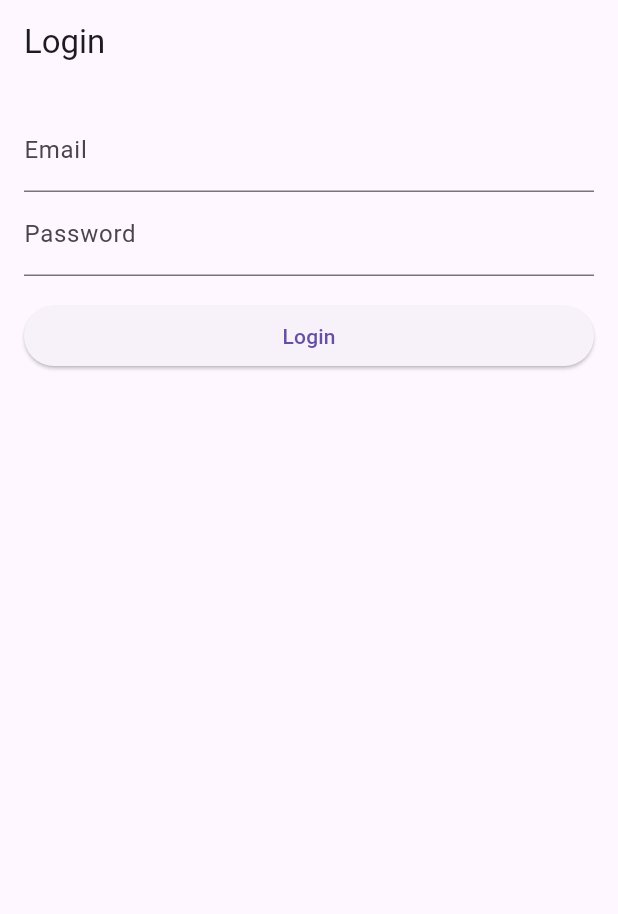
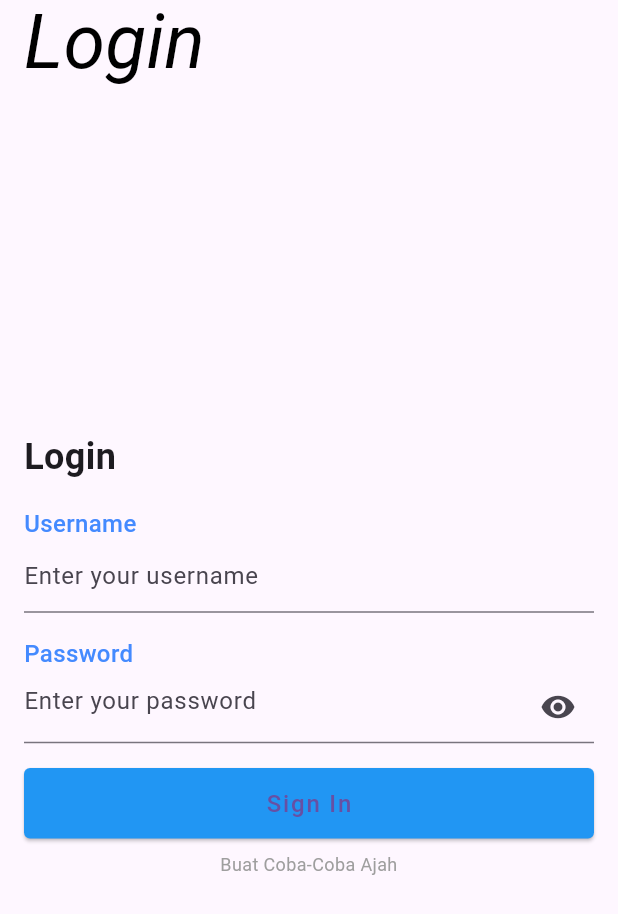
Before and after one commit to Farhan160200/coba_testing_flutter, a Flutter app: the screen it shows after launch, on a phone screen of 412 x 824 dp. Shown: the top 914 px of the screen. Run offline on Flutter 3.47's test engine with Material 3 defaults, Android fonts, the light colour scheme and no system bars; our stand-ins replace youtube_player_flutter; accounts and stored records are empty.

Commit message:
penambahan fitur login namun masih dalam akunFragment serta loading image.

```diff
--- a/lib/akun_fragment.dart
+++ b/lib/akun_fragment.dart
@@ -1,10 +1,15 @@
 import 'package:coba_testing_flutter/user_provider.dart';
 import 'package:flutter/material.dart';
 import 'package:provider/provider.dart';
+import 'movie_page.dart'; // Import MoviePage
 
 class AkunFragment extends StatefulWidget {
   @override
   _AkunFragmentState createState() => _AkunFragmentState();
+  final _formKey = GlobalKey<FormState>();
+  final TextEditingController _emailController = TextEditingController();
+  final TextEditingController _passwordController = TextEditingController();
+
 }
 
 class _AkunFragmentState extends State<AkunFragment> {
@@ -43,15 +48,28 @@ class _AkunFragmentState extends State<AkunFragment> {
                   return CircularProgressIndicator();
                 },
                 errorBuilder: (context, error, stackTrace) {
-                  return Icon(Icons.error); // Tampilkan ikon error jika gagal memuat gambar
+                  return Icon(Icons
+                      .error); // Tampilkan ikon error jika gagal memuat gambar
                 },
               ),
             ),
-            SizedBox(height: 16), // Berikan sedikit ruang antara gambar dan teks
+            SizedBox(height: 16),
+            // Berikan sedikit ruang antara gambar dan teks
             Text('Name: ${userData.name}'),
             Text('Email: ${userData.email}'),
             Text('Username: ${userData.username}'),
             SizedBox(height: 16.0),
+            ElevatedButton(
+              onPressed: () {
+                Navigator.push(
+                  context,
+                  MaterialPageRoute(builder: (context) =>
+                      MoviePage()), // Pindah ke halaman MoviePage saat tombol ditekan
+                );
+              },
+              child: Text(
+                  'Lihat Film'), // Ubah teks tombol menjadi 'Lihat Film'
+            ),
             ElevatedButton(
               onPressed: () {
                 userProvider.logout();
@@ -70,20 +88,57 @@ class _AkunFragmentState extends State<AkunFragment> {
 
     return Scaffold(
       appBar: AppBar(
-        title: Text('Login'),
+        title: Text('Login',
+            style: TextStyle(color: Colors.black, fontSize: 50, fontStyle: FontStyle.italic)
+        ),
+
       ),
-      body: Padding(
+      body: Container(
         padding: const EdgeInsets.all(16.0),
         child: Column(
           crossAxisAlignment: CrossAxisAlignment.stretch,
+          mainAxisAlignment: MainAxisAlignment.center,
           children: [
+            Text(
+              'Login',
+              style: TextStyle(
+                fontSize: 24,
+                fontWeight: FontWeight.bold,
+              ),
+            ),
+            SizedBox(height: 16.0),
+            Text(
+              'Username',
+              style: TextStyle(
+                fontSize: 16,
+                fontWeight: FontWeight.w500,
+                color: Colors.blueAccent
+              ),
+            ),
             TextField(
               controller: emailController,
-              decoration: InputDecoration(labelText: 'Email'),
+              decoration: InputDecoration(
+                hintText: 'Enter your username',
+              ),
+            ),
+            SizedBox(height: 16.0),
+            Text(
+              'Password',
+              style: TextStyle(
+                fontSize: 16,
+                fontWeight: FontWeight.w500,
+                color: Colors.blueAccent,
+              ),
             ),
             TextField(
               controller: passwordController,
-              decoration: InputDecoration(labelText: 'Password'),
+              decoration: InputDecoration(
+                hintText: 'Enter your password',
+                suffixIcon: IconButton(
+                  onPressed: () {},
+                  icon: Icon(Icons.remove_red_eye),
+                ),
+              ),
               obscureText: true,
             ),
             SizedBox(height: 16.0),
@@ -93,7 +148,32 @@ class _AkunFragmentState extends State<AkunFragment> {
                 final password = passwordController.text;
                 userProvider.login(email, password);
               },
-              child: Text('Login'),
+              style: ElevatedButton.styleFrom(
+                backgroundColor: Colors.blue,
+                padding: EdgeInsets.symmetric(vertical: 12),
+                shape: RoundedRectangleBorder(
+                  borderRadius: BorderRadius.circular(4),
+                ),
+              ),
+              child: Text(
+                'Sign In',
+                style: TextStyle(
+                  fontSize: 16,
+                  fontWeight: FontWeight.w500,
+                  letterSpacing: 1.2,
+                ),
+              ),
+            ),
+            Padding(
+              padding: const EdgeInsets.symmetric(vertical: 8.0),
+              child: Text(
+                'Buat Coba-Coba Ajah',
+                style: TextStyle(
+                  fontSize: 12,
+                  color: Colors.grey,
+                ),
+                textAlign: TextAlign.center,
+              ),
             ),
           ],
         ),
--- a/pubspec.yaml
+++ b/pubspec.yaml
@@ -15,6 +15,7 @@ dependencies:
   http: ^0.13.4
   provider: ^5.0.0
   cached_network_image: ^3.0.0
+  youtube_player_flutter: ^8.0.0
 
 
   cupertino_icons: ^1.0.6
```
Also changed, not shown: lib/api_service.dart (+71 -0 lines), lib/detail_movie_page.dart (added, +115 -0 lines), lib/detail_movies_response.dart (added, +219 -0 lines), lib/detail_video_response.dart (added, +83 -0 lines), lib/response_get_all_movies.dart (added, +39 -0 lines), lib/response_user_data.dart (line endings or trailing spaces), pubspec.lock, 1 other file.
